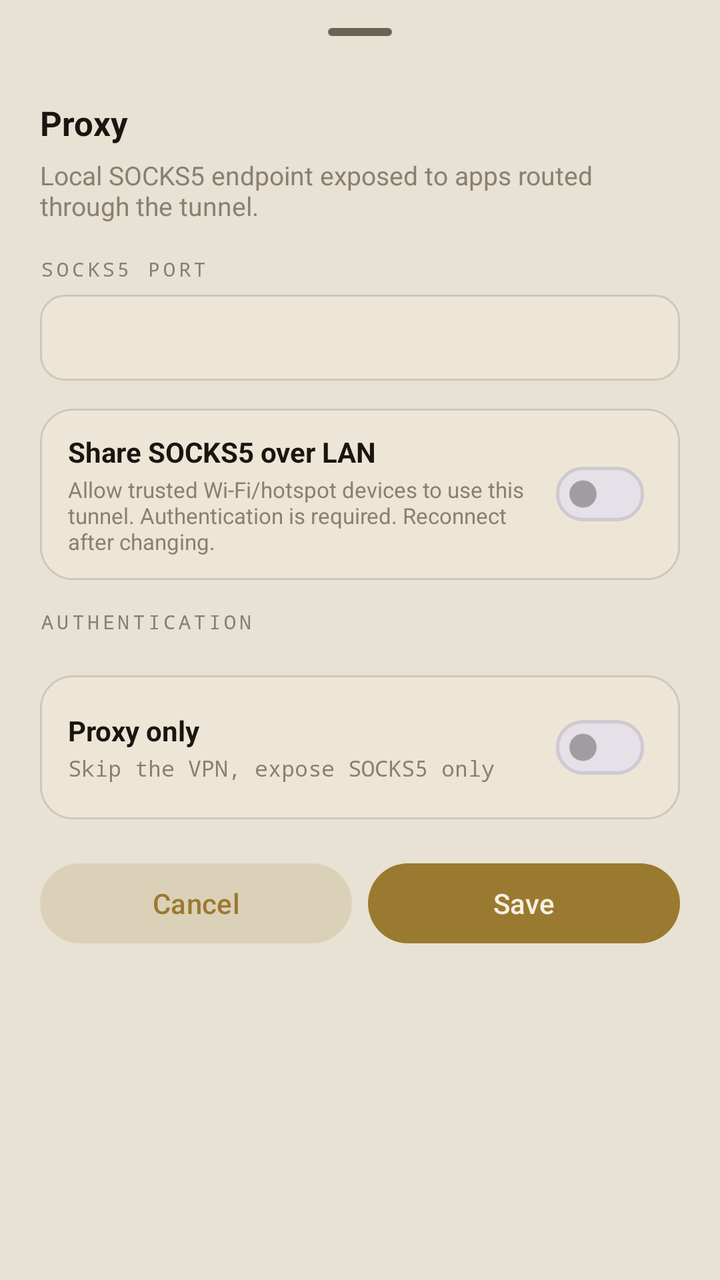
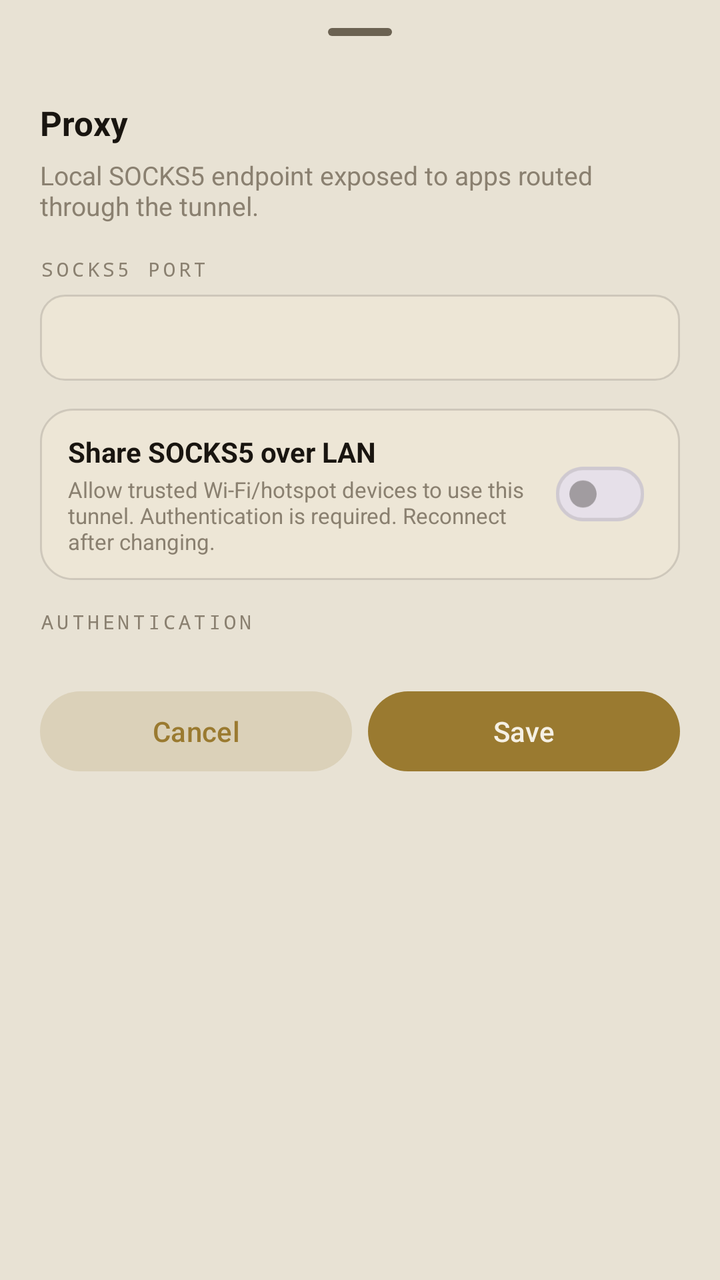

The first picture is an Android layout as it rendered before a commit; the second is the same layout after the commit. The layout source and the unified diff follow.
<!-- AndroidManifest.xml: application theme Theme.WhitelistBypass -->
<!-- res/layout/sheet_action_proxy.xml -->
<?xml version="1.0" encoding="utf-8"?>
<androidx.core.widget.NestedScrollView xmlns:android="http://schemas.android.com/apk/res/android"
    android:layout_width="match_parent"
    android:layout_height="wrap_content"
    android:clipToPadding="false"
    android:fillViewport="true">

    <LinearLayout
        android:layout_width="match_parent"
        android:layout_height="wrap_content"
        android:orientation="vertical"
        android:paddingHorizontal="20dp"
        android:paddingTop="2dp"
        android:paddingBottom="22dp">

        <com.google.android.material.bottomsheet.BottomSheetDragHandleView
            android:layout_width="wrap_content"
            android:layout_height="wrap_content"
            android:layout_gravity="center_horizontal" />

        <TextView
            android:layout_width="wrap_content"
            android:layout_height="wrap_content"
            android:text="@string/proxy_settings_title"
            android:textColor="@color/ink"
            android:textSize="17sp"
            android:textStyle="bold" />

        <TextView
            android:layout_width="match_parent"
            android:layout_height="wrap_content"
            android:layout_marginTop="6dp"
            android:text="@string/proxy_sub"
            android:textColor="@color/ink_3"
            android:textSize="13sp" />

        <TextView
            style="@style/SheetFieldLabel"
            android:layout_marginTop="16dp"
            android:text="@string/proxy_port_field_label" />

        <EditText
            android:id="@+id/proxyPortInput"
            style="@style/SheetMonoInput"
            android:inputType="number" />

		<LinearLayout
			android:id="@+id/proxyLanCard"
			android:layout_width="match_parent"
			android:layout_height="wrap_content"
			android:layout_marginTop="14dp"
			android:background="@drawable/bg_destination_card"
			android:gravity="center_vertical"
			android:orientation="horizontal"
			android:paddingHorizontal="14dp"
			android:paddingVertical="12dp">

			<LinearLayout
				android:layout_width="0dp"
				android:layout_height="wrap_content"
				android:layout_weight="1"
				android:orientation="vertical">

				<TextView
					android:layout_width="wrap_content"
					android:layout_height="wrap_content"
					android:text="@string/proxy_lan_title"
					android:textColor="@color/ink"
					android:textSize="14sp"
					android:textStyle="bold" />

				<TextView
					android:layout_width="wrap_content"
					android:layout_height="wrap_content"
					android:layout_marginTop="2dp"
					android:text="@string/proxy_lan_sub"
					android:textColor="@color/ink_3"
					android:textSize="11sp" />
			</LinearLayout>

			<com.google.android.material.materialswitch.MaterialSwitch
				android:id="@+id/proxyLanSwitch"
				android:layout_width="wrap_content"
				android:layout_height="wrap_content"
				android:layout_marginStart="8dp"
				android:scaleX="0.85"
				android:scaleY="0.85" />
		</LinearLayout>

		<LinearLayout
			android:id="@+id/proxyLanDetails"
			android:layout_width="match_parent"
			android:layout_height="wrap_content"
			android:layout_marginTop="8dp"
			android:background="@drawable/bg_destination_card_active"
			android:orientation="vertical"
			android:padding="14dp"
			android:visibility="gone">

			<TextView
				android:layout_width="wrap_content"
				android:layout_height="wrap_content"
				android:text="@string/proxy_lan_endpoint_label"
				android:textColor="@color/ink_3"
				android:textSize="11sp" />

			<TextView
				android:id="@+id/proxyLanEndpoint"
				android:layout_width="match_parent"
				android:layout_height="wrap_content"
				android:layout_marginTop="3dp"
				android:fontFamily="monospace"
				android:textColor="@color/ink"
				android:textIsSelectable="true"
				android:textSize="13sp" />

			<TextView
				android:id="@+id/proxyLanCredentials"
				android:layout_width="match_parent"
				android:layout_height="wrap_content"
				android:layout_marginTop="8dp"
				android:fontFamily="monospace"
				android:textColor="@color/ink_2"
				android:textIsSelectable="true"
				android:textSize="11sp" />

			<com.google.android.material.button.MaterialButton
				android:id="@+id/proxyCopyLanButton"
				style="@style/Widget.Material3.Button.TonalButton"
				android:layout_width="match_parent"
				android:layout_height="wrap_content"
				android:layout_marginTop="8dp"
				android:text="@string/proxy_lan_copy" />
		</LinearLayout>

        <TextView
            style="@style/SheetFieldLabel"
            android:layout_marginTop="14dp"
            android:text="@string/proxy_auth_field_label" />

        <LinearLayout
            android:id="@+id/proxyAuthContainer"
            android:layout_width="match_parent"
            android:layout_height="wrap_content"
            android:orientation="vertical" />

        <LinearLayout
            android:id="@+id/proxyManualContainer"
            android:layout_width="match_parent"
            android:layout_height="wrap_content"
            android:baselineAligned="false"
            android:orientation="horizontal"
            android:visibility="gone">

            <LinearLayout
                android:layout_width="0dp"
                android:layout_height="wrap_content"
                android:layout_weight="1"
                android:orientation="vertical">

                <TextView
                    style="@style/SheetFieldLabel"
                    android:layout_marginTop="12dp"
                    android:text="@string/proxy_user_field_label" />

                <EditText
                    android:id="@+id/proxyUserInput"
                    style="@style/SheetMonoInput"
                    android:hint="@string/proxy_username_hint"
                    android:inputType="text" />
            </LinearLayout>

            <LinearLayout
                android:layout_width="0dp"
                android:layout_height="wrap_content"
                android:layout_marginStart="8dp"
                android:layout_weight="1"
                android:orientation="vertical">

                <TextView
                    style="@style/SheetFieldLabel"
                    android:layout_marginTop="12dp"
                    android:text="@string/proxy_pass_field_label" />

                <EditText
                    android:id="@+id/proxyPassInput"
                    style="@style/SheetMonoInput"
                    android:hint="@string/proxy_password_hint"
                    android:inputType="textPassword" />
            </LinearLayout>
        </LinearLayout>

        <LinearLayout
            android:id="@+id/proxyPortCard"
            android:layout_width="match_parent"
            android:layout_height="wrap_content"
            android:layout_marginTop="14dp"
            android:background="@drawable/bg_destination_card"
            android:gravity="center_vertical"
            android:orientation="horizontal"
            android:paddingHorizontal="14dp"
            android:paddingVertical="12dp">

            <LinearLayout
                android:layout_width="0dp"
                android:layout_height="wrap_content"
                android:layout_weight="1"
                android:orientation="vertical">

                <TextView
                    android:layout_width="wrap_content"
                    android:layout_height="wrap_content"
                    android:text="@string/proxy_only_title"
                    android:textColor="@color/ink"
                    android:textSize="14sp"
                    android:textStyle="bold" />

                <TextView
                    android:layout_width="wrap_content"
                    android:layout_height="wrap_content"
                    android:layout_marginTop="2dp"
                    android:fontFamily="monospace"
                    android:text="@string/proxy_only_sub"
                    android:textColor="@color/ink_3"
                    android:textSize="11sp" />
            </LinearLayout>

            <com.google.android.material.materialswitch.MaterialSwitch
                android:id="@+id/proxyOnlySwitch"
                android:layout_width="wrap_content"
                android:layout_height="wrap_content"
                android:layout_marginStart="8dp"
                android:scaleX="0.85"
                android:scaleY="0.85" />
        </LinearLayout>

        <LinearLayout
            android:layout_width="match_parent"
            android:layout_height="wrap_content"
            android:layout_marginTop="18dp"
            android:orientation="horizontal">

            <com.google.android.material.button.MaterialButton
                android:id="@+id/proxyCancelButton"
                style="@style/Widget.Material3.Button.TonalButton"
                android:layout_width="0dp"
                android:layout_height="wrap_content"
                android:layout_weight="1"
                android:text="@string/sheet_cancel" />

            <com.google.android.material.button.MaterialButton
                android:id="@+id/proxySaveButton"
                style="@style/Widget.Material3.Button"
                android:layout_width="0dp"
                android:layout_height="wrap_content"
                android:layout_marginStart="8dp"
                android:layout_weight="1"
                android:text="@string/sheet_save_short" />
        </LinearLayout>
    </LinearLayout>
</androidx.core.widget.NestedScrollView>
<!-- resources referenced by this layout -->
<resources>
  <color name="ink">#FF191510</color>
  <color name="ink_2">#FF6B6252</color>
  <color name="ink_3">#FF8A8070</color>
  <!-- drawable bg_destination_card (drawable) -->
  <?xml version="1.0" encoding="utf-8"?>
  <shape xmlns:android="http://schemas.android.com/apk/res/android"
      android:shape="rectangle">
      <solid android:color="@color/panel_2" />
      <stroke android:width="1dp" android:color="@color/hair" />
      <corners android:radius="16dp" />
  </shape>
  <!-- drawable bg_destination_card_active (drawable) -->
  <?xml version="1.0" encoding="utf-8"?>
  <shape xmlns:android="http://schemas.android.com/apk/res/android"
      android:shape="rectangle">
      <solid android:color="@color/accent_emerald_soft" />
      <stroke android:width="1dp" android:color="@color/accent_emerald" />
      <corners android:radius="14dp" />
  </shape>
  <string name="proxy_auth_field_label">Authentication</string>
  <string name="proxy_lan_copy">Copy PC configuration</string>
  <string name="proxy_lan_endpoint_label">PC connection settings</string>
  <string name="proxy_lan_sub">Allow trusted Wi-Fi/hotspot devices to use this tunnel. Authentication is required. Reconnect after changing.</string>
  <string name="proxy_lan_title">Share SOCKS5 over LAN</string>
  <string name="proxy_only_sub">Skip the VPN, expose SOCKS5 only</string>
  <string name="proxy_only_title">Proxy only</string>
  <string name="proxy_pass_field_label">Pass</string>
  <string name="proxy_password_hint">Password</string>
  <string name="proxy_port_field_label">SOCKS5 port</string>
  <string name="proxy_settings_title">Proxy</string>
  <string name="proxy_sub">Local SOCKS5 endpoint exposed to apps routed through the tunnel.</string>
  <string name="proxy_user_field_label">User</string>
  <string name="proxy_username_hint">Username</string>
  <string name="sheet_cancel">Cancel</string>
  <string name="sheet_save_short">Save</string>
  <style name="Theme.WhitelistBypass" parent="Base.Theme.WhitelistBypass" />
  <color name="panel_2">#FFEDE6D6</color>
  <color name="hair">#22191510</color>
  <color name="accent_emerald_soft">#2A9A7A30</color>
  <color name="accent_emerald">#FF9A7A30</color>
  <!-- drawable bg_input (drawable) -->
  <?xml version="1.0" encoding="utf-8"?>
  <shape xmlns:android="http://schemas.android.com/apk/res/android"
      android:shape="rectangle">
      <solid android:color="@color/panel_2" />
      <stroke android:width="1dp" android:color="@color/hair" />
      <corners android:radius="12dp" />
  </shape>
  <color name="panel_bg">#FFF5F0E4</color>
  <color name="surface_bg">#FFE8E2D4</color>
  <color name="hair_strong">#55191510</color>
  <color name="error_red">#FFA4283F</color>
  <style name="ThemeOverlay.WhitelistBypass.BottomSheetDialog" parent="ThemeOverlay.Material3.BottomSheetDialog">
          <item name="bottomSheetStyle">@style/Widget.WhitelistBypass.BottomSheet</item>
          <item name="android:windowAnimationStyle">@style/Animation.Design.BottomSheetDialog</item>
          <item name="android:windowSoftInputMode">adjustResize</item>
      </style>
  <style name="Widget.WhitelistBypass.BottomSheet" parent="Widget.Material3.BottomSheet.Modal">
          <item name="shapeAppearance">@style/ShapeAppearance.WhitelistBypass.BottomSheet</item>
          <item name="backgroundTint">@color/panel_bg</item>
      </style>
  <style name="ShapeAppearance.WhitelistBypass.BottomSheet" parent="">
          <item name="cornerFamily">cut</item>
          <item name="cornerSizeTopLeft">18dp</item>
          <item name="cornerSizeTopRight">18dp</item>
          <item name="cornerSizeBottomLeft">0dp</item>
          <item name="cornerSizeBottomRight">0dp</item>
      </style>
  <!-- unchanged entries left out for length: 3 -->
</resources>

<!-- the commit's change to res/layout/sheet_action_proxy.xml (unified diff, before → after) -->
@@ -191,50 +191,6 @@
         </LinearLayout>
 
         <LinearLayout
-            android:id="@+id/proxyPortCard"
-            android:layout_width="match_parent"
-            android:layout_height="wrap_content"
-            android:layout_marginTop="14dp"
-            android:background="@drawable/bg_destination_card"
-            android:gravity="center_vertical"
-            android:orientation="horizontal"
-            android:paddingHorizontal="14dp"
-            android:paddingVertical="12dp">
-
-            <LinearLayout
-                android:layout_width="0dp"
-                android:layout_height="wrap_content"
-                android:layout_weight="1"
-                android:orientation="vertical">
-
-                <TextView
-                    android:layout_width="wrap_content"
-                    android:layout_height="wrap_content"
-                    android:text="@string/proxy_only_title"
-                    android:textColor="@color/ink"
-                    android:textSize="14sp"
-                    android:textStyle="bold" />
-
-                <TextView
-                    android:layout_width="wrap_content"
-                    android:layout_height="wrap_content"
-                    android:layout_marginTop="2dp"
-                    android:fontFamily="monospace"
-                    android:text="@string/proxy_only_sub"
-                    android:textColor="@color/ink_3"
-                    android:textSize="11sp" />
-            </LinearLayout>
-
-            <com.google.android.material.materialswitch.MaterialSwitch
-                android:id="@+id/proxyOnlySwitch"
-                android:layout_width="wrap_content"
-                android:layout_height="wrap_content"
-                android:layout_marginStart="8dp"
-                android:scaleX="0.85"
-                android:scaleY="0.85" />
-        </LinearLayout>
-
-        <LinearLayout
             android:layout_width="match_parent"
             android:layout_height="wrap_content"
             android:layout_marginTop="18dp"
<!-- resource entries referenced after the edit -->
@@ -24,8 +24,6 @@
   <string name="proxy_lan_endpoint_label">PC connection settings</string>
   <string name="proxy_lan_sub">Allow trusted Wi-Fi/hotspot devices to use this tunnel. Authentication is required. Reconnect after changing.</string>
   <string name="proxy_lan_title">Share SOCKS5 over LAN</string>
-  <string name="proxy_only_sub">Skip the VPN, expose SOCKS5 only</string>
-  <string name="proxy_only_title">Proxy only</string>
   <string name="proxy_pass_field_label">Pass</string>
   <string name="proxy_password_hint">Password</string>
   <string name="proxy_port_field_label">SOCKS5 port</string>
